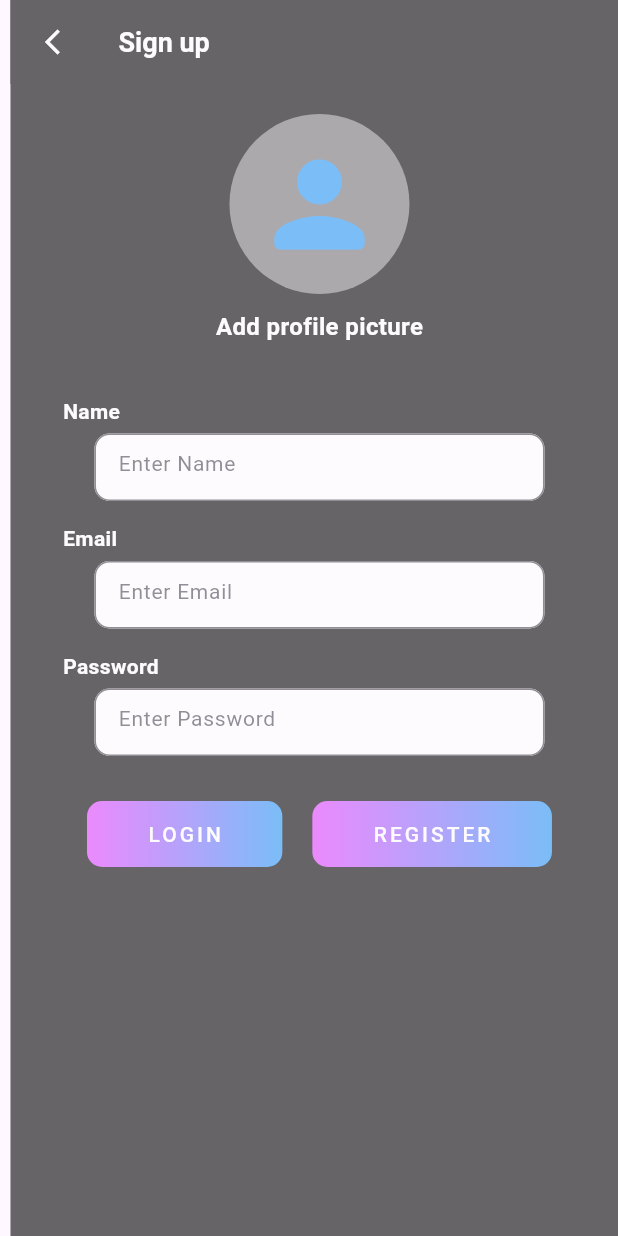
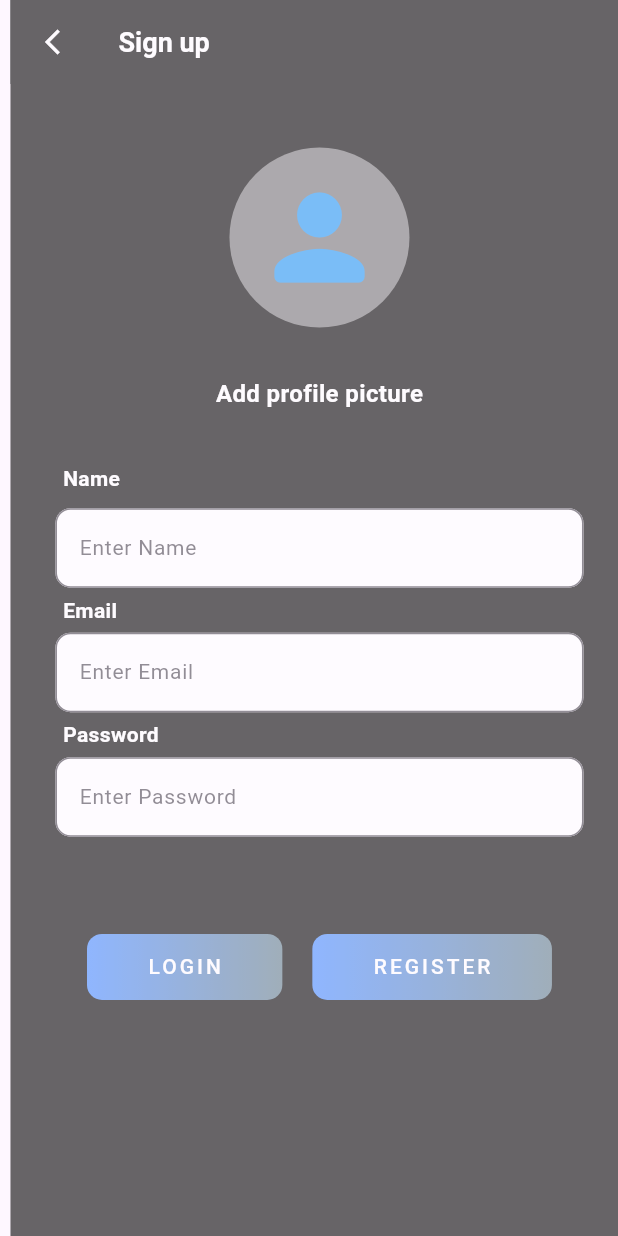
Before and after one commit to UmerMujtaba/ToDoApp, a Flutter app: the screen it shows after launch, after a tap on "Skip", on a phone screen of 412 x 824 dp. Run offline on Flutter 3.47's test engine with Material 3 defaults, Android fonts, the light colour scheme and no system bars; drawn by our look-alikes of modal_progress_hud_nsn; our stand-ins replace cloud_firestore, firebase_auth, firebase_core, flutter_riverpod, flutter_spinkit, image_picker and 1 more; accounts and stored records are empty.

```diff
--- a/lib/component/bottom_Bar.dart
+++ b/lib/component/bottom_Bar.dart
@@ -81,7 +81,10 @@ class _BarState extends State<Bar> {
       Navigator.pushNamed(context, '/drawer');
     }
     if (index == 1) {
-      Navigator.restorablePushReplacementNamed(context, '/main');
+      Navigator.push(
+        context,
+        MaterialPageRoute(builder: (context) => MainScreen(todoProvider: todoProvider)),
+      );
     }
     if (index == 2) {
       await calendar();
--- a/lib/component/custom_Button.dart
+++ b/lib/component/custom_Button.dart
@@ -23,7 +23,7 @@ class CustomButton extends StatelessWidget {
         shape: BoxShape.rectangle,
         borderRadius: BorderRadius.circular(10),
         gradient: const LinearGradient(
-          colors: [Colors.purpleAccent, Colors.blue],
+          colors: [Colors.blueAccent, Colors.blueGrey],
           begin: Alignment.centerLeft,
           end: Alignment.centerRight,
         ),
--- a/lib/provider/provider_backup_restore.dart
+++ b/lib/provider/provider_backup_restore.dart
@@ -2,8 +2,8 @@ import 'package:flutter/cupertino.dart';
 import 'package:flutter/material.dart';
 import 'package:flutter_riverpod/flutter_riverpod.dart';
 import 'package:todoapp/model/todo_Class.dart';
-import '../model/todo_provider.dart'; // Assuming this is where TodoProvider is defined
-import '../services/firebase_service.dart'; // Assuming this is where FirebaseService is defined
+import '../model/todo_provider.dart';
+import '../services/firebase_service.dart';
 
 // Define the Riverpod provider for TodoStateNotifier
 final todoStateNotifierProvider =
--- a/lib/screens/registeration_Screen.dart
+++ b/lib/screens/registeration_Screen.dart
@@ -18,8 +18,13 @@ class _RegistrationScreenState extends State<RegistrationScreen> {
 
   @override
   Widget build(BuildContext context) {
+    final double screenHeight = MediaQuery.of(context).size.height;
+    final double screenWidth = MediaQuery.of(context).size.width;
+    final Orientation orientation = MediaQuery.of(context).orientation;
+
     return SafeArea(
       child: Scaffold(
+        resizeToAvoidBottomInset : false,
         backgroundColor: Colors.black,
         appBar: AppBar(
           backgroundColor: Colors.black,
@@ -41,7 +46,10 @@ class _RegistrationScreenState extends State<RegistrationScreen> {
             child: Column(
               children: <Widget>[
                 SizedBox(height: 20),
-                Center(
+                Container(
+                  //color: Colors.red,
+                  height: MediaQuery.of(context).size.height * 0.2,
+                  child: Center(
                     child: CircleAvatar(
                       backgroundColor: Colors.grey[600],
                       maxRadius: 60,
@@ -49,6 +57,7 @@ class _RegistrationScreenState extends State<RegistrationScreen> {
                         Icons.person_rounded,
                         size: 90,
                         color: Colors.blue,
+                      ),
                     ),
                   ),
                 ),
@@ -60,7 +69,9 @@ class _RegistrationScreenState extends State<RegistrationScreen> {
                       fontSize: 16,
                       fontWeight: FontWeight.bold),
                 ),
-                Center(
+                Container(
+                  height: MediaQuery.of(context).size.height * 0.4,
+                  child: Center(
                     child: Column(
                       children: <Widget>[
                         const SizedBox(height: 20),
@@ -79,11 +90,10 @@ class _RegistrationScreenState extends State<RegistrationScreen> {
                             ),
                           ],
                         ),
-                      SizedBox(
-                        width: 300,
-                        height: 45,
+                        Padding(
+                          padding: const EdgeInsets.symmetric(
+                              horizontal: 30, vertical: 5),
                           child: TextField(
-                          //obscureText: true,
                             decoration: InputDecoration(
                               filled: true,
                               fillColor: Colors.white,
@@ -98,11 +108,11 @@ class _RegistrationScreenState extends State<RegistrationScreen> {
                                 color: Colors.black, fontSize: 14),
                           ),
                         ),
-                      const SizedBox(height: 15),
+
                         const Row(
                           children: [
                             Padding(
-                            padding: EdgeInsets.fromLTRB(35, 0, 0, 5),
+                              padding: EdgeInsets.fromLTRB(35, 0, 0, 0),
                               child: Text(
                                 'Email',
                                 style: TextStyle(
@@ -113,9 +123,9 @@ class _RegistrationScreenState extends State<RegistrationScreen> {
                             ),
                           ],
                         ),
-                      SizedBox(
-                        width: 300,
-                        height: 45,
+                        Padding(
+                          padding: const EdgeInsets.symmetric(
+                              horizontal: 30, vertical: 5),
                           child: TextField(
                             keyboardType: TextInputType.emailAddress,
                             // obscureText: true,
@@ -137,11 +147,11 @@ class _RegistrationScreenState extends State<RegistrationScreen> {
                                 color: Colors.black, fontSize: 14),
                           ),
                         ),
-                      const SizedBox(height: 15),
+                        // const SizedBox(height: 15),
                         const Row(
                           children: [
                             Padding(
-                            padding: EdgeInsets.fromLTRB(35, 0, 0, 5),
+                              padding: EdgeInsets.fromLTRB(35, 0, 0, 0),
                               child: Text(
                                 'Password',
                                 style: TextStyle(
@@ -152,9 +162,9 @@ class _RegistrationScreenState extends State<RegistrationScreen> {
                             ),
                           ],
                         ),
-                      SizedBox(
-                        width: 300,
-                        height: 45,
+                        Padding(
+                          padding: const EdgeInsets.symmetric(
+                              horizontal: 30, vertical: 5),
                           child: TextField(
                             obscureText: true,
                             decoration: InputDecoration(
@@ -175,11 +185,14 @@ class _RegistrationScreenState extends State<RegistrationScreen> {
                                 color: Colors.black, fontSize: 14),
                           ),
                         ),
-                      const SizedBox(height: 30),
                       ],
                     ),
                   ),
-                Row(
+                ),
+                Container(
+                  width: MediaQuery.of(context).size.width * 1,
+                  height: MediaQuery.of(context).size.height * 0.1,
+                  child: Row(
                     mainAxisAlignment: MainAxisAlignment.center,
                     children: [
                       CustomButton(
@@ -235,6 +248,7 @@ class _RegistrationScreenState extends State<RegistrationScreen> {
                         },
                       ),
                     ],
+                  ),
                 )
               ],
             ),
--- a/lib/screens/start_Screen.dart
+++ b/lib/screens/start_Screen.dart
@@ -1,3 +1,4 @@
+import 'package:flutter/cupertino.dart';
 import 'package:flutter/material.dart';
 
 class StartScreen extends StatelessWidget {
@@ -5,17 +6,22 @@ class StartScreen extends StatelessWidget {
 
   @override
   Widget build(BuildContext context) {
+    final double screenHeight = MediaQuery.of(context).size.height;
+    final double screenWidth = MediaQuery.of(context).size.width;
+    final Orientation orientation = MediaQuery.of(context).orientation;
+
     return SafeArea(
       child: Scaffold(
         backgroundColor: Colors.black,
-        body: SingleChildScrollView(
-          child: Column(
+        body: Column(
           mainAxisAlignment: MainAxisAlignment.spaceBetween,
           children: [
             Column(
               mainAxisAlignment: MainAxisAlignment.spaceEvenly,
               children: [
-                  Row(
+                SizedBox(
+                  height: MediaQuery.of(context).size.height * 0.1,
+                  child: Row(
                     mainAxisAlignment: MainAxisAlignment.end,
                     children: <Widget>[
                       Padding(
@@ -45,11 +51,15 @@ class StartScreen extends StatelessWidget {
                       )
                     ],
                   ),
-                  const SizedBox(height: 80),
-                  const Image(
+                ),
+                //const SizedBox(height: 80),
+                SizedBox(
+                  height: MediaQuery.of(context).size.height * 0.5,
+                  child: const Image(
                     image: AssetImage('assets/two.png'),
                     height: 350,
                     //alignment: Alignment.center,
+                  ),
                 ),
                 const SizedBox(height: 30),
                 const Text(
@@ -70,17 +80,20 @@ class StartScreen extends StatelessWidget {
                 ),
               ],
             ),
-              const Opacity(
+            Opacity(
               opacity: 0.5,
-                child: Image(
+              child: SizedBox(
+                height: MediaQuery.of(context).size.height * 0.2,
+                width: MediaQuery.of(context).size.width * 1,
+                child: const Image(
                   image: AssetImage('assets/5.png'),
                   //height: 185,
+                ),
               ),
             ),
           ],
         ),
       ),
-      ),
     );
   }
 }
```
Also changed, not shown: lib/model/todo_Provider.dart (+1 -13 lines), lib/screens/firstscreen/returning_List.dart (+20 -6 lines), lib/screens/firstscreen/show_Dialog.dart (+59 -13 lines), lib/screens/login_Screen.dart (+13 -3 lines), lib/screens/main_Screen.dart (+10 -1 lines). Lines whose indentation alone changed are shown as unchanged.
